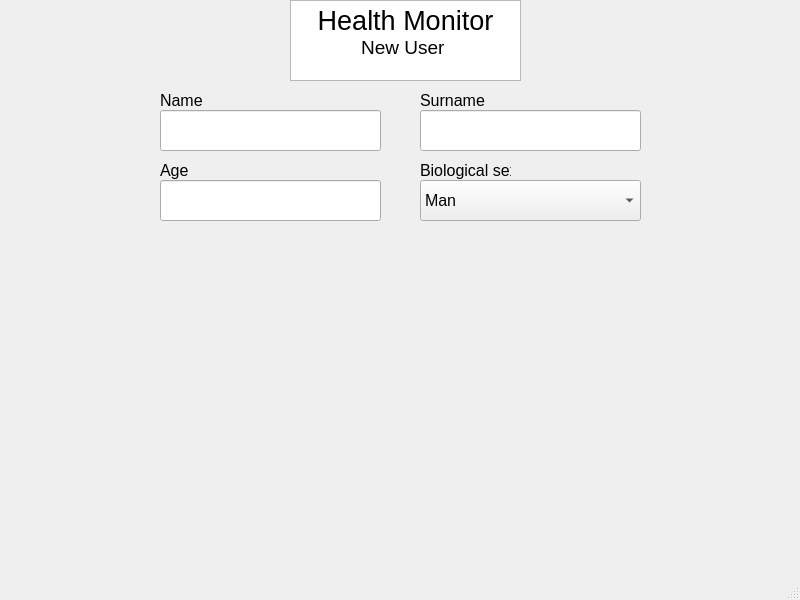
Old version of the form mainform.ui in the repository KacperModelu/HackatonHealthMonitoringSystem.
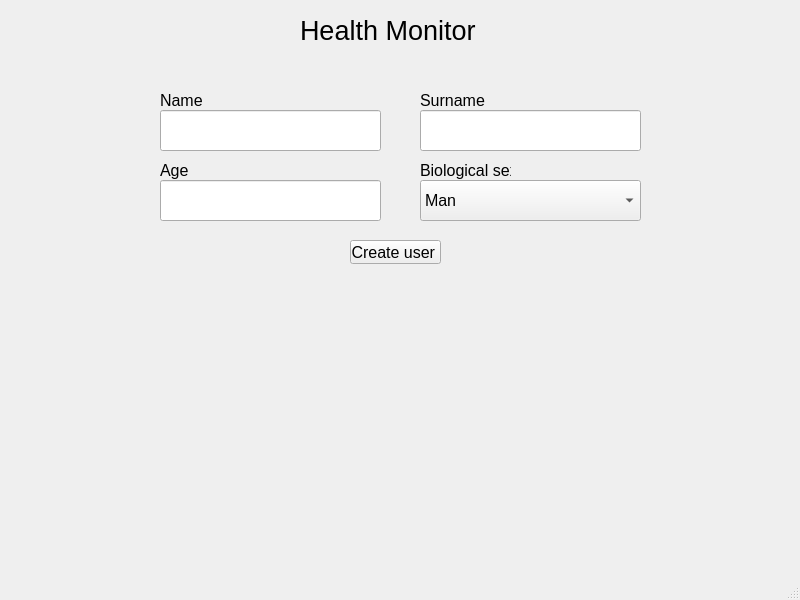
New version of the form.

Commit message: login-form

Diff of the .ui file:
```diff
--- a/mainform.ui
+++ b/mainform.ui
@@ -14,27 +14,6 @@
    <string>mainform</string>
   </property>
   <widget class="QWidget" name="centralwidget">
-   <widget class="QTextEdit" name="textEdit">
-    <property name="geometry">
-     <rect>
-      <x>290</x>
-      <y>0</y>
-      <width>231</width>
-      <height>81</height>
-     </rect>
-    </property>
-    <property name="html">
-     <string>&lt;!DOCTYPE HTML PUBLIC &quot;-//W3C//DTD HTML 4.0//EN&quot; &quot;http://www.w3.org/TR/REC-html40/strict.dtd&quot;&gt;
-&lt;html&gt;&lt;head&gt;&lt;meta name=&quot;qrichtext&quot; content=&quot;1&quot; /&gt;&lt;meta charset=&quot;utf-8&quot; /&gt;&lt;style type=&quot;text/css&quot;&gt;
-p, li { white-space: pre-wrap; }
-hr { height: 1px; border-width: 0; }
-li.unchecked::marker { content: &quot;\2610&quot;; }
-li.checked::marker { content: &quot;\2612&quot;; }
-&lt;/style&gt;&lt;/head&gt;&lt;body style=&quot; font-family:'Sans Serif'; font-size:9pt; font-weight:400; font-style:normal;&quot;&gt;
-&lt;p align=&quot;center&quot; style=&quot; margin-top:0px; margin-bottom:0px; margin-left:0px; margin-right:0px; -qt-block-indent:0; text-indent:0px;&quot;&gt;&lt;span style=&quot; font-size:20pt;&quot;&gt;Health Monitor&lt;/span&gt;&lt;/p&gt;
-&lt;p align=&quot;center&quot; style=&quot; margin-top:0px; margin-bottom:0px; margin-left:0px; margin-right:0px; -qt-block-indent:0; text-indent:0px;&quot;&gt;&lt;span style=&quot; font-size:14pt;&quot;&gt;New User &lt;/span&gt;&lt;/p&gt;&lt;/body&gt;&lt;/html&gt;</string>
-    </property>
-   </widget>
    <widget class="QLabel" name="label">
     <property name="geometry">
      <rect>
@@ -162,6 +141,42 @@
      </property>
     </item>
    </widget>
+   <widget class="QLabel" name="label_5">
+    <property name="geometry">
+     <rect>
+      <x>300</x>
+      <y>0</y>
+      <width>211</width>
+      <height>61</height>
+     </rect>
+    </property>
+    <property name="font">
+     <font>
+      <pointsize>20</pointsize>
+     </font>
+    </property>
+    <property name="text">
+     <string>Health Monitor</string>
+    </property>
+   </widget>
+   <widget class="QPushButton" name="pushButton">
+    <property name="geometry">
+     <rect>
+      <x>350</x>
+      <y>240</y>
+      <width>91</width>
+      <height>24</height>
+     </rect>
+    </property>
+    <property name="font">
+     <font>
+      <pointsize>12</pointsize>
+     </font>
+    </property>
+    <property name="text">
+     <string>Create user </string>
+    </property>
+   </widget>
   </widget>
   <widget class="QMenuBar" name="menubar">
    <property name="geometry">
```
The commit also changes 6 other files.
